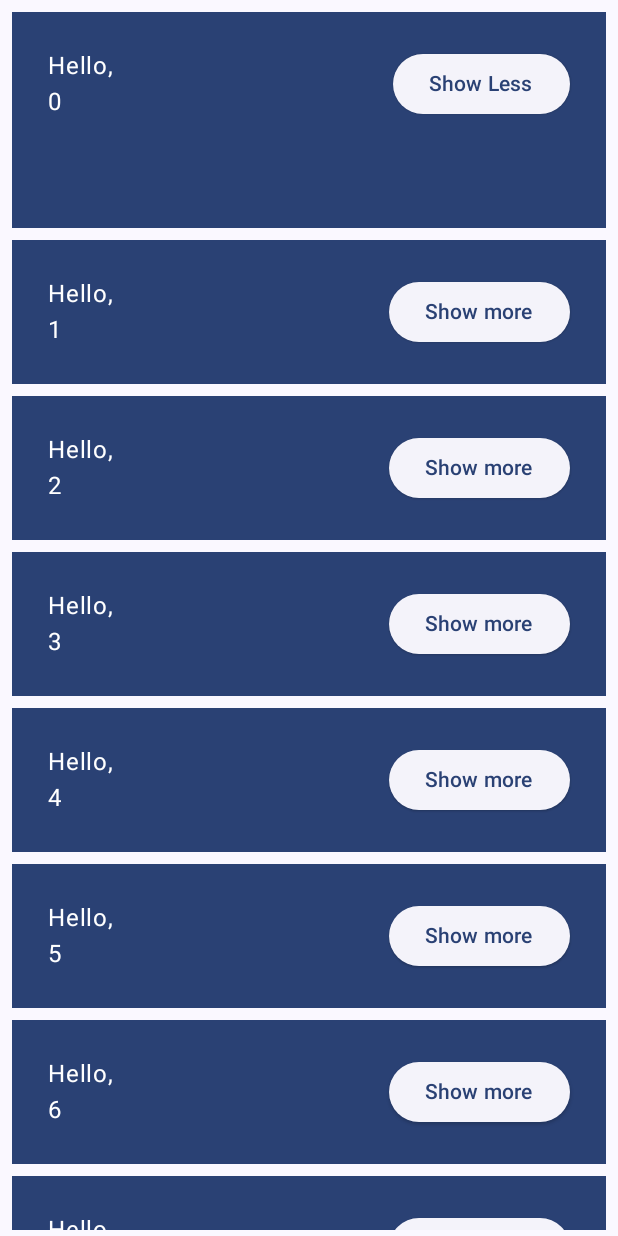
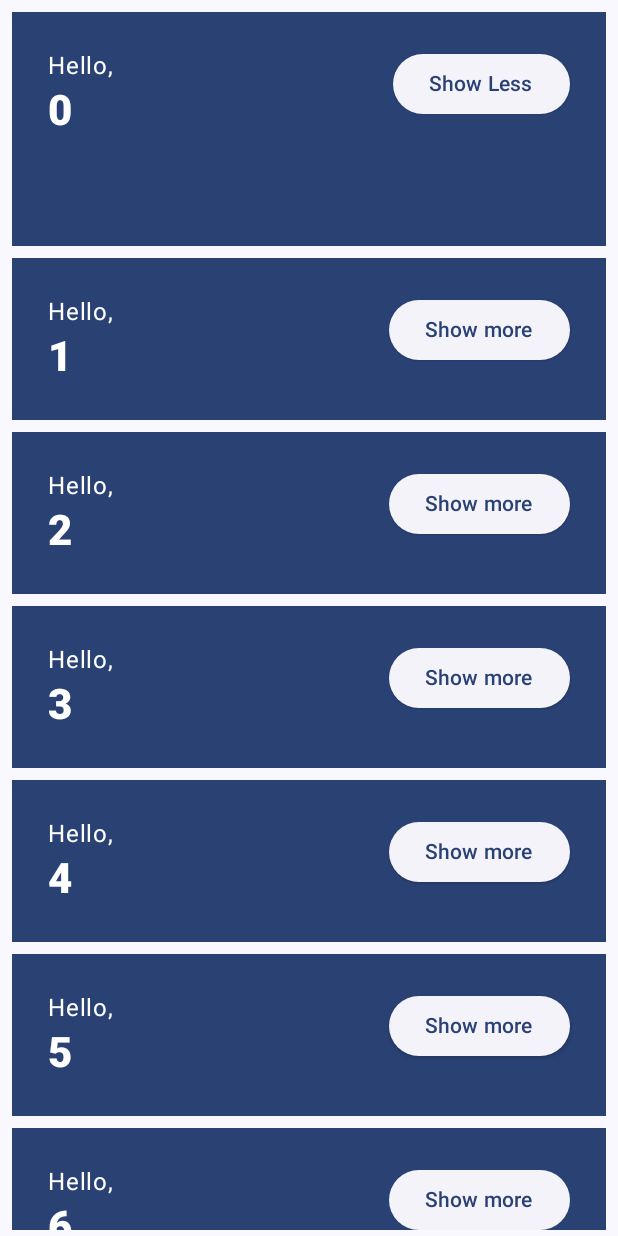
Before and after one commit to NCBarrett/Basics_CodeLab, an Android app built with Jetpack Compose: the screen it shows after launch (MainActivity), after a tap on "Show more", on a phone screen of 412 x 824 dp. Run offline under Robolectric (Android 15) with nearby library versions, the phone set to English and light mode, and no system bars; 1 other tap on this screen came first.

Commit message:
Started/Completed Compose Basics Step 12

```diff
--- a/app/build.gradle.kts
+++ b/app/build.gradle.kts
@@ -59,6 +59,8 @@ dependencies {
     implementation("androidx.compose.ui:ui-graphics")
     implementation("androidx.compose.ui:ui-tooling-preview")
     implementation("androidx.compose.material3:material3")
+    //
+    implementation("androidx.compose.material:material-icons-extended:1.5.4")
     testImplementation("junit:junit:4.13.2")
     androidTestImplementation("androidx.test.ext:junit:1.1.5")
     androidTestImplementation("androidx.test.espresso:espresso-core:3.5.1")
@@ -66,4 +68,5 @@ dependencies {
     androidTestImplementation("androidx.compose.ui:ui-test-junit4")
     debugImplementation("androidx.compose.ui:ui-tooling")
     debugImplementation("androidx.compose.ui:ui-test-manifest")
+
 }
--- a/app/src/main/java/com/example/basicscodelab/MainActivity.kt
+++ b/app/src/main/java/com/example/basicscodelab/MainActivity.kt
@@ -1,5 +1,6 @@
 package com.example.basicscodelab
 
+import android.content.res.Configuration.UI_MODE_NIGHT_YES
 import android.os.Bundle
 import androidx.activity.ComponentActivity
 import androidx.activity.compose.setContent
@@ -26,7 +27,9 @@ import androidx.compose.runtime.saveable.rememberSaveable
 import androidx.compose.runtime.setValue
 import androidx.compose.ui.Alignment
 import androidx.compose.ui.Modifier
+import androidx.compose.ui.text.font.FontWeight
 import androidx.compose.ui.tooling.preview.Preview
+import androidx.compose.ui.unit.Dp
 import androidx.compose.ui.unit.dp
 import com.example.basicscodelab.ui.theme.BasicsCodeLabTheme
 
@@ -46,64 +49,12 @@ class MainActivity : ComponentActivity() {
 fun MyApp(modifier: Modifier = Modifier) {
     var shouldShowOnboarding by rememberSaveable { mutableStateOf(true) }
 
-    Surface(modifier) {
+    Surface(modifier, color = MaterialTheme.colorScheme.background) {
         if (shouldShowOnboarding) {
             OnboardingScreen( onContinueClicked = { shouldShowOnboarding = false } )
         } else {
             Greetings()
         }
-    }
-}
-
-@Composable
-fun Greetings(
-    modifier: Modifier = Modifier,
-    names: List<String> = List(1000) {"$it"}
-) {
-    LazyColumn(modifier = modifier.padding(vertical = 4.dp)) {
-        items(items = names) { name ->
-            Greeting(name = name)
-        }
-    }
-}
-
-@Composable
-fun Greeting(name: String) {
-    var expanded by remember { mutableStateOf(false) }
-
-    val extraPadding by animateDpAsState(
-        if (expanded) 48.dp else 0.dp,
-        animationSpec = spring(
-            dampingRatio = Spring.DampingRatioMediumBouncy,
-            stiffness = Spring.StiffnessLow
-        )
-    )
-    Surface(
-        color = MaterialTheme.colorScheme.primary,
-        modifier = Modifier.padding(vertical = 4.dp, horizontal = 8.dp)
-    ) {
-        Row (modifier = Modifier.padding(24.dp)) {
-            Column(modifier = Modifier
-                .weight(1f)
-                .padding(bottom = extraPadding.coerceAtLeast(0.dp))
-            ) {
-                Text(text = "Hello, ")
-                Text(text = name)
-            }
-            ElevatedButton(
-                onClick = { expanded = !expanded }
-            ) {
-                Text(if (expanded) "Show Less" else "Show more")
-            }
-        }
-    }
-}
-
-@Preview(showBackground = true, widthDp = 320)
-@Composable
-fun DefaultPreview() {
-    BasicsCodeLabTheme {
-        Greetings()
     }
 }
 
@@ -127,11 +78,71 @@ fun OnboardingScreen(
     }
 }
 
+@Composable
+private fun Greetings(
+    modifier: Modifier = Modifier,
+    names: List<String> = List(1000) { "$it" }
+) {
+    LazyColumn(modifier = modifier.padding(vertical = 4.dp)) {
+        items(items = names) { name ->
+            Greeting(name = name)
+        }
+    }
+}
+
+@Composable
+private fun Greeting(name: String) {
+    var expanded by remember { mutableStateOf(false) }
+
+    val extraPadding: Dp by animateDpAsState(
+        if (expanded) 48.dp else 0.dp,
+        animationSpec = spring(
+            dampingRatio = Spring.DampingRatioMediumBouncy,
+            stiffness = Spring.StiffnessLow
+        )
+    )
+    Surface(
+        color = MaterialTheme.colorScheme.primary,
+        modifier = Modifier.padding(vertical = 4.dp, horizontal = 8.dp)
+    ) {
+        Row (modifier = Modifier.padding(24.dp)) {
+            Column(modifier = Modifier
+                .weight(1f)
+                .padding(bottom = extraPadding.coerceAtLeast(0.dp))
+            ) {
+                Text(text = "Hello, ")
+                Text(text = name, style = MaterialTheme.typography.headlineMedium.copy(
+                    fontWeight = FontWeight.ExtraBold)
+                )
+            }
+            ElevatedButton(
+                onClick = { expanded = !expanded }
+            ) {
+                Text(if (expanded) "Show Less" else "Show more")
+            }
+        }
+    }
+}
+
+@Preview(
+    showBackground = true,
+    widthDp = 320,
+    uiMode = UI_MODE_NIGHT_YES,
+    name = "Dark"
+)
 @Preview(showBackground = true, widthDp = 320)
 @Composable
-private fun GreetingsPreview() {
+private fun DefaultPreview() {
     BasicsCodeLabTheme {
         Greetings()
+    }
+}
+
+@Preview(showBackground = true, widthDp = 320, heightDp = 320)
+@Composable
+fun OnboardingPreview() {
+    BasicsCodeLabTheme {
+        OnboardingScreen(onContinueClicked = {} ) // Do nothing on click
     }
 }
 
@@ -142,11 +153,3 @@ fun MyAppPreview() {
         MyApp(Modifier.fillMaxSize())
     }
 }
-
-@Preview(showBackground = true, widthDp = 320, heightDp = 320)
-@Composable
-fun OnboardingPreview() {
-    BasicsCodeLabTheme {
-        OnboardingScreen(onContinueClicked = {} ) // Do nothing on click
-    }
-}
--- a/app/src/main/java/com/example/basicscodelab/ui/theme/Color.kt
+++ b/app/src/main/java/com/example/basicscodelab/ui/theme/Color.kt
@@ -9,3 +9,8 @@ val Pink80 = Color(0xFFEFB8C8)
 val Purple40 = Color(0xFF6650a4)
 val PurpleGrey40 = Color(0xFF625b71)
 val Pink40 = Color(0xFF7D5260)
+
+val Navy = Color(0xFF073042)
+val Blue = Color(0xFF4285F4)
+val LightBlue = Color(0xFFD7EFFE)
+val Chartreuse = Color(0xFFEFF7CF)
--- a/app/src/main/java/com/example/basicscodelab/ui/theme/Theme.kt
+++ b/app/src/main/java/com/example/basicscodelab/ui/theme/Theme.kt
@@ -10,21 +10,30 @@ import androidx.compose.material3.dynamicLightColorScheme
 import androidx.compose.material3.lightColorScheme
 import androidx.compose.runtime.Composable
 import androidx.compose.runtime.SideEffect
+import androidx.compose.ui.graphics.Color
 import androidx.compose.ui.graphics.toArgb
 import androidx.compose.ui.platform.LocalContext
 import androidx.compose.ui.platform.LocalView
 import androidx.core.view.WindowCompat
 
 private val DarkColorScheme = darkColorScheme(
-    primary = Purple80,
-    secondary = PurpleGrey80,
-    tertiary = Pink80
+    surface = Blue,
+    onSurface = Navy,
+    // primary = Purple80,
+    primary = Navy,
+    onPrimary = Chartreuse,
+    // secondary = PurpleGrey80,
+    // tertiary = Pink80
 )
 
 private val LightColorScheme = lightColorScheme(
-    primary = Purple40,
-    secondary = PurpleGrey40,
-    tertiary = Pink40
+    surface = Blue, //*
+    onSurface = Color.White, //*
+    //primary = Purple40,
+    primary = LightBlue,
+    onPrimary = Navy,
+    // secondary = PurpleGrey40,
+    // tertiary = Pink40
 
     /* Other default colors to override
     background = Color(0xFFFFFBFE),
--- a/app/src/main/res/values/strings.xml
+++ b/app/src/main/res/values/strings.xml
@@ -1,3 +1,5 @@
 <resources>
     <string name="app_name">Basics CodeLab</string>
+    <string name="show_less">Show less</string>
+    <string name="show_more">Show more</string>
 </resources>
```
